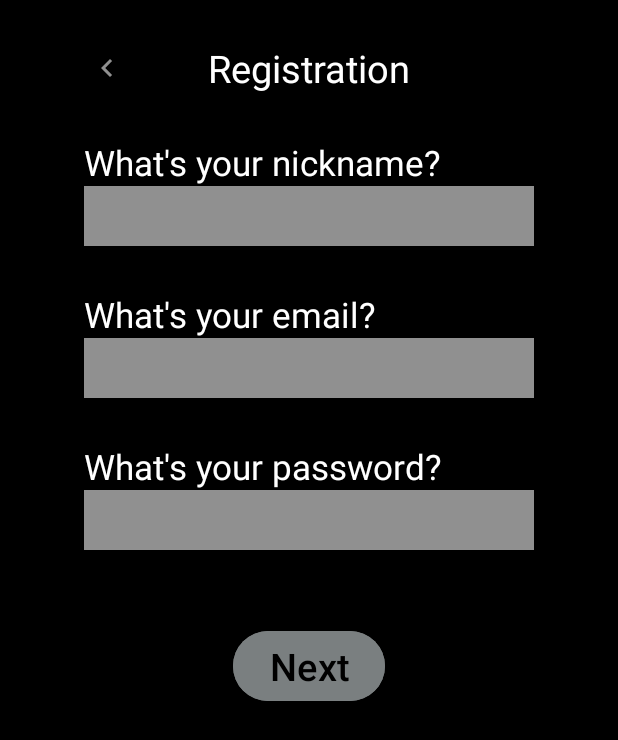
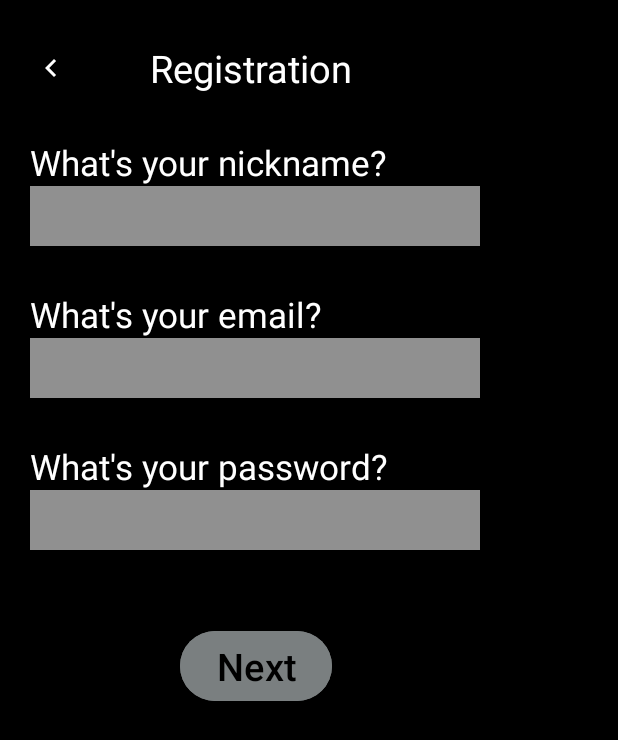
Before and after one commit to SansAC2206/music, an Android app: the RegActivity screen opened directly, with no data from a screen before it, on a phone screen of 412 x 824 dp. Shown: the top 740 px of the screen. Run offline under Robolectric (Android 15) with nearby library versions, the phone set to English and light mode, and no system bars.

Commit message:
Fix of bugs

```diff
--- a/app/src/main/AndroidManifest.xml
+++ b/app/src/main/AndroidManifest.xml
@@ -3,6 +3,7 @@
     xmlns:tools="http://schemas.android.com/tools">
 
     <uses-permission android:name="android.permission.READ_EXTERNAL_STORAGE" />
+    <uses-permission android:name="android.permission.READ_MEDIA_AUDIO" />
 
     <application
         android:allowBackup="true"
--- a/app/src/main/java/com/example/music/MusicService.java
+++ b/app/src/main/java/com/example/music/MusicService.java
@@ -20,6 +20,7 @@ public class MusicService extends Service {
 
     public class MusicBinder extends Binder {
         public MusicService getService() {
+
             return MusicService.this;
         }
     }
@@ -27,6 +28,7 @@ public class MusicService extends Service {
     @Nullable
     @Override
     public IBinder onBind(Intent intent) {
+
         return binder;
     }
 
--- a/app/src/main/java/com/example/music/PlayerActivity.java
+++ b/app/src/main/java/com/example/music/PlayerActivity.java
@@ -11,6 +11,7 @@ import android.widget.SeekBar;
 import android.widget.TextView;
 import androidx.appcompat.app.AppCompatActivity;
 import java.util.ArrayList;
+
 
 public class PlayerActivity extends AppCompatActivity {
     private TextView songTitle;
--- a/app/src/main/res/layout/activity_reg.xml
+++ b/app/src/main/res/layout/activity_reg.xml
@@ -16,7 +16,7 @@
         android:textSize="25sp"
         android:layout_marginTop="28dp"
         app:layout_constraintLeft_toLeftOf="parent"
-        app:layout_constraintRight_toRightOf="parent"
+        android:layout_marginLeft="100dp"
         app:layout_constraintTop_toTopOf="parent"
         />
     <ImageButton
@@ -28,9 +28,9 @@
         app:layout_constraintLeft_toLeftOf="parent"
         app:layout_constraintTop_toTopOf="parent"
         android:layout_marginTop="23dp"
-        android:layout_marginLeft="47dp"
+        android:layout_marginLeft="10dp"
         android:backgroundTint="@color/black"
-        app:tint="@color/gray"
+        app:tint="@color/white"
         />
     <TextView
         android:id="@+id/textViewNickReg"
@@ -40,7 +40,7 @@
         android:textSize="23sp"
         app:layout_constraintTop_toBottomOf="@+id/textViewRegistration"
         app:layout_constraintLeft_toLeftOf="parent"
-        android:layout_marginLeft="56dp"
+        android:layout_marginLeft="20dp"
         android:layout_marginTop="30dp"
         />
     <EditText
@@ -48,9 +48,10 @@
         android:layout_width="300dp"
         android:layout_height="40dp"
         android:textSize="23sp"
+        android:textAlignment="center"
         app:layout_constraintTop_toBottomOf="@+id/textViewNickReg"
         app:layout_constraintLeft_toLeftOf="parent"
-        app:layout_constraintRight_toRightOf="parent"
+        android:layout_marginLeft="20dp"
         android:textColor="@color/black"
         android:background="@color/gray"
         />
@@ -62,7 +63,7 @@
         android:textSize="23sp"
         app:layout_constraintTop_toBottomOf="@+id/editTextNickReg"
         app:layout_constraintLeft_toLeftOf="parent"
-        android:layout_marginLeft="56dp"
+        android:layout_marginLeft="20dp"
         android:layout_marginTop="30dp"
         android:textColor="@color/white"
         />
@@ -74,7 +75,8 @@
         android:inputType="textEmailAddress"
         app:layout_constraintTop_toBottomOf="@+id/textViewEmailReg"
         app:layout_constraintLeft_toLeftOf="parent"
-        app:layout_constraintRight_toRightOf="parent"
+        android:layout_marginLeft="20dp"
+        android:textAlignment="center"
         android:textColor="@color/black"
         android:background="@color/gray"
         />
@@ -86,7 +88,7 @@
         android:textSize="23sp"
         app:layout_constraintTop_toBottomOf="@+id/editTextLoginReg"
         app:layout_constraintLeft_toLeftOf="parent"
-        android:layout_marginLeft="56dp"
+        android:layout_marginLeft="20dp"
         android:layout_marginTop="30dp"
         android:textColor="@color/white"
         />
@@ -96,11 +98,12 @@
         android:layout_height="40dp"
         android:textSize="23sp"
         android:inputType="textPassword"
-        app:layout_constraintEnd_toEndOf="parent"
-        app:layout_constraintStart_toStartOf="parent"
+        app:layout_constraintLeft_toLeftOf="parent"
+        android:layout_marginLeft="20dp"
         app:layout_constraintTop_toBottomOf="@id/textViewPassAuth"
         android:textColor="@color/black"
         android:background="@color/gray"
+        android:textAlignment="center"
         />
     <Button
         android:id="@+id/RegBtn_Click"
@@ -114,7 +117,7 @@
         android:textSize="25sp"
         app:layout_constraintTop_toBottomOf="@+id/editTextPasswordReg"
         app:layout_constraintLeft_toLeftOf="parent"
-        app:layout_constraintRight_toRightOf="parent"
+        android:layout_marginLeft="120dp"
         android:textColor="@color/black"
         android:backgroundTint="@color/darkgray"
         />
--- a/app/src/main/res/layout/activity_search.xml
+++ b/app/src/main/res/layout/activity_search.xml
@@ -10,7 +10,8 @@
         android:layout_width="match_parent"
         android:layout_height="wrap_content"
         android:hint="Введите название песни"
-        android:inputType="text"/>
+        android:inputType="text"
+        android:textColor="@color/white"/>
 
     <Button
         android:id="@+id/searchButton"
--- a/app/src/main/res/values/colors.xml
+++ b/app/src/main/res/values/colors.xml
@@ -1,5 +1,7 @@
 <?xml version="1.0" encoding="utf-8"?>
 <resources>
+    <color name="graph">#9B001C</color>
+    <color name="purple">#5E2580</color>
     <color name="darkgray">#7A7F80</color>
     <color name="gray">#909090</color>
     <color name="black">#FF000000</color>
--- a/app/src/main/res/values/themes.xml
+++ b/app/src/main/res/values/themes.xml
@@ -4,7 +4,7 @@
         <item name="android:colorBackground">@color/black</item>
         <item name="android:textColor">@color/white</item>
         <item name="android:textColorHint">@color/white</item>
-        <item name="background">@color/gray</item>
+        <item name="background">@color/black</item>
         <!-- Customize your light theme here. -->
         <!-- <item name="colorPrimary">@color/my_light_primary</item> -->
     </style>
```
Also changed, not shown: app/src/main/java/com/example/music/DatabaseHelper.java (+32 -3 lines), app/src/main/java/com/example/music/MainActivity.java (+61 -34 lines), app/src/main/res/layout/activity_auth.xml (+10 -8 lines), app/src/main/res/layout/activity_main.xml (+31 -15 lines).
